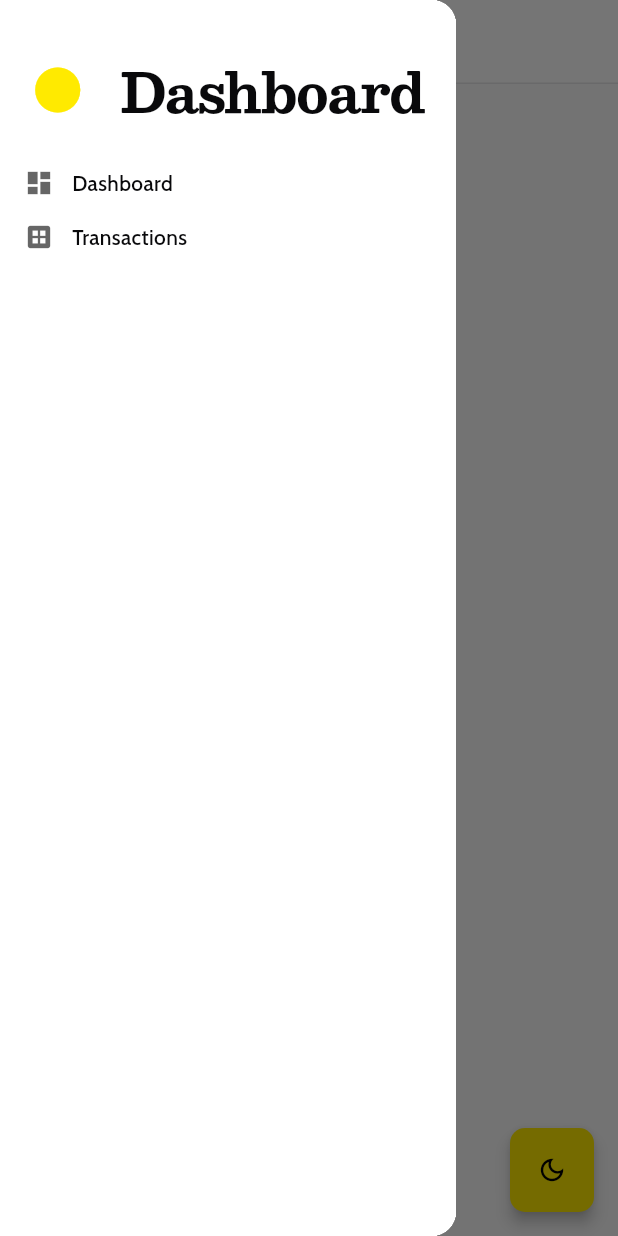
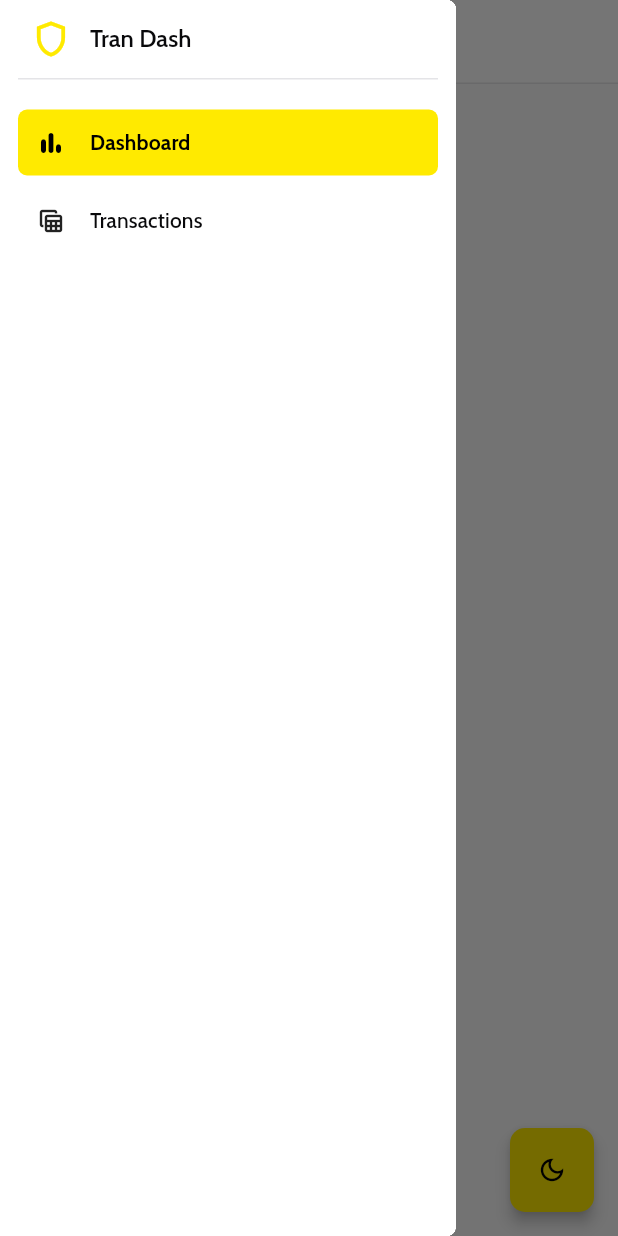
Before and after one commit to Shivakumar-Guhesh/transactions-dashboard, a Flutter app: the screen it shows after launch, with the side drawer open, on a phone screen of 412 x 824 dp. Run offline on Flutter 3.47's test engine with Material 3 defaults, Android fonts, the phone set to English and light mode, and no system bars; our stand-ins replace flutter_riverpod.

Commit message:
Collapsible Sidebar. Closes #26

```diff
--- /dev/null
+++ b/frontend/lib/constants/app_routes.dart
@@ -0,0 +1,11 @@
+import 'package:flutter/material.dart';
+
+enum AppRoute {
+  dashboard('Dashboard', Icons.bar_chart_rounded),
+  transactions('Transactions', Icons.table_view_outlined);
+
+  final String label;
+  final IconData icon;
+
+  const AppRoute(this.label, this.icon);
+}
--- a/frontend/lib/main.dart
+++ b/frontend/lib/main.dart
@@ -2,7 +2,7 @@ import 'package:flutter/material.dart';
 import 'package:flutter_riverpod/flutter_riverpod.dart';
 
 import 'providers/theme_provider.dart';
-import 'screens/dashboard_screen.dart';
+import 'screens/dashboard/dashboard_screen.dart';
 import 'shared/widgets/keyboard_shortcut_wrapper.dart';
 import 'theme/app_theme.dart';
 
@@ -16,7 +16,7 @@ class MyApp extends ConsumerWidget {
   Widget build(BuildContext context, WidgetRef ref) {
     return MaterialApp(
       debugShowCheckedModeBanner: false,
-      title: 'Flutter Demo',
+      title: 'Transaction Dashboard',
       themeMode: ref.watch(themeProvider),
       darkTheme: AppTheme.build(Brightness.dark),
       theme: AppTheme.build(Brightness.light),
--- /dev/null
+++ b/frontend/lib/providers/sidebar_provider.dart
@@ -0,0 +1,29 @@
+import 'package:flutter_riverpod/flutter_riverpod.dart';
+import '../constants/app_routes.dart';
+
+class SidebarExpandedNotifier extends Notifier<bool> {
+  @override
+  bool build() {
+    return true;
+  }
+
+  void toggleSideBar() {
+    state = !state;
+  }
+}
+
+final isSidebarExpandedProvider =
+    NotifierProvider<SidebarExpandedNotifier, bool>(
+      SidebarExpandedNotifier.new,
+    );
+
+class SelectedRouteNotifier extends Notifier<AppRoute> {
+  @override
+  AppRoute build() => AppRoute.dashboard;
+
+  void setRoute(AppRoute route) => state = route;
+}
+
+final selectedRouteProvider = NotifierProvider<SelectedRouteNotifier, AppRoute>(
+  SelectedRouteNotifier.new,
+);
--- /dev/null
+++ b/frontend/lib/screens/dashboard/dashboard_screen.dart
@@ -0,0 +1,53 @@
+import 'package:flutter/material.dart';
+import 'package:flutter_riverpod/flutter_riverpod.dart';
+
+import '../../providers/sidebar_provider.dart';
+import '../../theme/app_sizes.dart';
+import '../dashboard/desktop_layout.dart';
+import '../dashboard/mobile_layout.dart';
+import '../../shared/responsive.dart';
+import '../../providers/theme_provider.dart';
+import '../../shared/widgets/responsive_wrapper.dart';
+import 'widgets/side_bar.dart';
+
+class DashboardScreen extends ConsumerWidget {
+  const DashboardScreen({super.key});
+
+  @override
+  Widget build(BuildContext context, WidgetRef ref) {
+    final selectedRoute = ref.watch(selectedRouteProvider);
+    return Scaffold(
+      appBar: context.isMobile
+          ? AppBar(
+              title: Text(selectedRoute.label),
+              elevation: AppSizes.elevationMin,
+            )
+          : null,
+      drawer: context.isMobile
+          ? const Drawer(
+              shape: RoundedRectangleBorder(
+                borderRadius: BorderRadius.only(
+                  topRight: Radius.circular(AppSizes.radiusSmall),
+                  bottomRight: Radius.circular(AppSizes.radiusSmall),
+                ),
+              ),
+              child: SideBar(showBorder: false),
+            )
+          : null,
+      body: SelectionArea(
+        child: ResponsiveWrapper(
+          mobile: const MobileLayout(),
+          desktop: const DesktopLayout(),
+        ),
+      ),
+      floatingActionButton: FloatingActionButton(
+        onPressed: () => ref.read(themeProvider.notifier).toggleTheme(),
+        child: Icon(
+          Theme.of(context).brightness == Brightness.dark
+              ? Icons.light_mode_outlined
+              : Icons.dark_mode_outlined,
+        ),
+      ),
+    );
+  }
+}
--- /dev/null
+++ b/frontend/lib/screens/dashboard/desktop_layout.dart
@@ -0,0 +1,35 @@
+import 'package:flutter/material.dart';
+import 'package:flutter_riverpod/flutter_riverpod.dart';
+
+import '../../providers/sidebar_provider.dart';
+import '../../theme/app_animations.dart';
+import '../../theme/app_sizes.dart';
+import 'widgets/main_content_area.dart';
+import 'widgets/side_bar.dart';
+
+class DesktopLayout extends ConsumerWidget {
+  const DesktopLayout({super.key});
+
+  @override
+  Widget build(BuildContext context, WidgetRef ref) {
+    final isExpanded = ref.watch(isSidebarExpandedProvider);
+
+    final screenWidth = MediaQuery.of(context).size.width;
+
+    final double expandedWidth = (screenWidth * AppSizes.sideBarWidthFactor)
+        .clamp(AppSizes.minSideBarWidth, AppSizes.maxSideBarWidth);
+    const double collapsedWidth = AppSizes.collapsedSideBarWidth;
+
+    return Row(
+      children: [
+        AnimatedContainer(
+          duration: AppAnimations.durationMedium,
+          curve: AppAnimations.fastOutSlowIn,
+          width: isExpanded ? expandedWidth : collapsedWidth,
+          child: const SideBar(),
+        ),
+        const Expanded(child: MainContentArea()),
+      ],
+    );
+  }
+}
--- /dev/null
+++ b/frontend/lib/screens/dashboard/widgets/nav_tile.dart
@@ -0,0 +1,71 @@
+import 'package:flutter/material.dart';
+import 'package:flutter_riverpod/flutter_riverpod.dart';
+
+import '../../../constants/app_routes.dart';
+import '../../../providers/sidebar_provider.dart';
+import '../../../theme/app_animations.dart';
+import '../../../theme/app_sizes.dart';
+
+class NavTile extends ConsumerWidget {
+  final AppRoute route;
+  final bool isExpanded;
+
+  const NavTile({super.key, required this.route, required this.isExpanded});
+
+  @override
+  Widget build(BuildContext context, WidgetRef ref) {
+    final selectedRoute = ref.watch(selectedRouteProvider);
+    final bool isActive = selectedRoute == route;
+    final theme = Theme.of(context);
+
+    return Padding(
+      padding: const EdgeInsets.symmetric(vertical: AppSizes.spaceXXSmall),
+      child: InkWell(
+        onTap: () {
+          ref.read(selectedRouteProvider.notifier).setRoute(route);
+          if (Scaffold.of(context).isDrawerOpen) {
+            Navigator.of(context).pop();
+          }
+        },
+        borderRadius: BorderRadius.circular(AppSizes.radiusSmall),
+        child: AnimatedContainer(
+          duration: AppAnimations.durationMedium,
+          padding: const EdgeInsets.symmetric(
+            vertical: AppSizes.spaceSmall,
+            horizontal: AppSizes.spaceSmall,
+          ),
+          decoration: BoxDecoration(
+            color: isActive ? theme.colorScheme.primary : Colors.transparent,
+            borderRadius: BorderRadius.circular(AppSizes.radiusSmall),
+          ),
+          child: Row(
+            mainAxisAlignment: isExpanded
+                ? MainAxisAlignment.start
+                : MainAxisAlignment.center,
+            children: [
+              Icon(
+                route.icon,
+                size: AppSizes.iconMedium,
+                color: isActive ? theme.colorScheme.onPrimary : null,
+              ),
+              if (isExpanded) ...[
+                const SizedBox(width: AppSizes.spaceMedium),
+                Expanded(
+                  child: Text(
+                    route.label,
+                    maxLines: 1,
+                    overflow: TextOverflow.ellipsis,
+                    style: theme.textTheme.titleSmall?.copyWith(
+                      color: isActive ? theme.colorScheme.onPrimary : null,
+                      fontWeight: isActive ? FontWeight.bold : null,
+                    ),
+                  ),
+                ),
+              ],
+            ],
+          ),
+        ),
+      ),
+    );
+  }
+}
--- /dev/null
+++ b/frontend/lib/screens/dashboard/widgets/side_bar.dart
@@ -0,0 +1,103 @@
+import 'package:flutter/material.dart';
+import 'package:flutter_riverpod/flutter_riverpod.dart';
+
+import '../../../constants/app_routes.dart';
+import '../../../providers/sidebar_provider.dart';
+import '../../../theme/app_sizes.dart';
+import '../../../shared/responsive.dart';
+
+import 'nav_tile.dart';
+
+class SideBar extends ConsumerWidget {
+  final bool showBorder;
+  const SideBar({super.key, this.showBorder = true});
+
+  @override
+  Widget build(BuildContext context, WidgetRef ref) {
+    final isExpanded = context.isMobile
+        ? true
+        : ref.watch(isSidebarExpandedProvider);
+    final theme = Theme.of(context);
+
+    return Container(
+      width: double.infinity,
+      padding: const EdgeInsets.symmetric(horizontal: AppSizes.spaceSmall),
+      decoration: BoxDecoration(
+        color: theme.colorScheme.surface,
+        border: showBorder && !context.isMobile
+            ? Border(right: BorderSide(color: theme.colorScheme.outline))
+            : null,
+      ),
+      child: SafeArea(
+        child: Column(
+          children: [
+            _buildHeader(context, ref, isExpanded, theme),
+            Divider(
+              height: AppSizes.spaceXXXSmall,
+              thickness: AppSizes.borderSmall,
+              color: theme.colorScheme.outline,
+            ),
+            const SizedBox(height: AppSizes.spaceMedium),
+
+            ...AppRoute.values.map(
+              (route) => NavTile(route: route, isExpanded: isExpanded),
+            ),
+          ],
+        ),
+      ),
+    );
+  }
+
+  Widget _buildHeader(
+    BuildContext context,
+    WidgetRef ref,
+    bool isExpanded,
+    ThemeData theme,
+  ) {
+    return Padding(
+      padding: const EdgeInsets.symmetric(vertical: AppSizes.spaceSmall),
+      child: isExpanded
+          ? Row(
+              mainAxisAlignment: MainAxisAlignment.spaceBetween,
+              children: [
+                Row(
+                  children: [
+                    const SizedBox(width: AppSizes.spaceXSmall),
+                    Icon(
+                      Icons.shield_outlined,
+                      color: theme.colorScheme.primary,
+                      size: AppSizes.iconLarge,
+                    ),
+                    const SizedBox(width: AppSizes.spaceSmall),
+                    Text("Tran Dash", style: theme.textTheme.headlineSmall),
+                  ],
+                ),
+                if (!context.isMobile)
+                  IconButton(
+                    onPressed: () => ref
+                        .read(isSidebarExpandedProvider.notifier)
+                        .toggleSideBar(),
+                    icon: const Icon(Icons.menu),
+                  ),
+              ],
+            )
+          : Column(
+              children: [
+                Icon(
+                  Icons.shield_outlined,
+                  color: theme.colorScheme.primary,
+                  size: AppSizes.iconLarge,
+                ),
+                const SizedBox(height: AppSizes.spaceSmall),
+                if (!context.isMobile)
+                  IconButton(
+                    onPressed: () => ref
+                        .read(isSidebarExpandedProvider.notifier)
+                        .toggleSideBar(),
+                    icon: const Icon(Icons.menu_outlined),
+                  ),
+              ],
+            ),
+    );
+  }
+}
--- a/frontend/lib/screens/dashboard_screen.dart
+++ /dev/null
@@ -1,39 +0,0 @@
-import 'package:flutter/material.dart';
-import 'package:flutter_riverpod/flutter_riverpod.dart';
-
-import '../screens/desktop_layout.dart';
-import '../screens/mobile_layout.dart';
-import '../shared/responsive.dart';
-import '../providers/theme_provider.dart';
-import '../shared/widgets/responsive_wrapper.dart';
-import 'widgets/side_bar.dart';
-
-class DashboardScreen extends ConsumerWidget {
-  const DashboardScreen({super.key});
-
-  @override
-  Widget build(BuildContext context, WidgetRef ref) {
-    return Scaffold(
-      appBar: context.isDesktop
-          ? null
-          : AppBar(title: const Text('Dashboard'), elevation: 0),
-      drawer: context.isDesktop
-          ? null
-          : const Drawer(child: SideBar(showBorder: false)),
-      body: SelectionArea(
-        child: ResponsiveWrapper(
-          mobile: const MobileLayout(),
-          desktop: const DesktopLayout(),
-        ),
-      ),
-      floatingActionButton: FloatingActionButton(
-        onPressed: () => ref.read(themeProvider.notifier).toggleTheme(),
-        child: Icon(
-          Theme.of(context).brightness == Brightness.dark
-              ? Icons.light_mode_outlined
-              : Icons.dark_mode_outlined,
-        ),
-      ),
-    );
-  }
-}
--- a/frontend/lib/screens/desktop_layout.dart
+++ /dev/null
@@ -1,24 +0,0 @@
-import 'package:flutter/material.dart';
-
-import 'widgets/main_content_area.dart';
-import 'widgets/side_bar.dart';
-
-class DesktopLayout extends StatelessWidget {
-  const DesktopLayout({super.key});
-
-  @override
-  Widget build(BuildContext context) {
-    return Row(
-      children: [
-        Flexible(
-          flex: 2,
-          child: Container(
-            constraints: const BoxConstraints(maxWidth: 300),
-            child: SideBar(),
-          ),
-        ),
-        Expanded(flex: 10, child: MainContentArea()),
-      ],
-    );
-  }
-}
--- a/frontend/lib/screens/widgets/side_bar.dart
+++ /dev/null
@@ -1,71 +0,0 @@
-import 'package:flutter/material.dart';
-
-import '../../theme/app_sizes.dart';
-
-class SideBar extends StatelessWidget {
-  final bool showBorder;
-  const SideBar({super.key, this.showBorder = true});
-
-  @override
-  Widget build(BuildContext context) {
-    return Container(
-      padding: const EdgeInsets.all(AppSizes.spaceMedium),
-      decoration: BoxDecoration(
-        color: Theme.of(context).colorScheme.surface,
-        border: showBorder
-            ? Border(
-                right: BorderSide(
-                  color: Theme.of(context).dividerColor,
-                  width: 1,
-                ),
-              )
-            : null,
-      ),
-      child: Column(
-        crossAxisAlignment: CrossAxisAlignment.start,
-        children: [
-          Padding(
-            padding: EdgeInsets.symmetric(vertical: AppSizes.spaceLarge),
-            child: Row(
-              mainAxisAlignment: MainAxisAlignment.center,
-              children: [
-                Icon(
-                  Icons.circle_sharp,
-                  size: AppSizes.fontXXLarge,
-                  color: Theme.of(context).colorScheme.primary,
-                ),
-                SizedBox(width: AppSizes.spaceLarge),
-                Text(
-                  "Dashboard",
-                  style: Theme.of(context).textTheme.displayLarge,
-                ),
-              ],
-            ),
-          ),
-          _SidebarItem(icon: Icons.dashboard, label: 'Dashboard'),
-          _SidebarItem(icon: Icons.dataset, label: 'Transactions'),
-        ],
-      ),
-    );
-  }
-}
-
-class _SidebarItem extends StatelessWidget {
-  final IconData icon;
-  final String label;
-  const _SidebarItem({required this.icon, required this.label});
-
-  @override
-  Widget build(BuildContext context) {
-    return Padding(
-      padding: const EdgeInsets.symmetric(vertical: 8.0),
-      child: Row(
-        children: [
-          Icon(icon, size: 20, color: Theme.of(context).hintColor),
-          const SizedBox(width: 12),
-          Text(label, style: const TextStyle(fontWeight: FontWeight.w500)),
-        ],
-      ),
-    );
-  }
-}
--- a/frontend/lib/theme/app_animations.dart
+++ b/frontend/lib/theme/app_animations.dart
@@ -6,9 +6,8 @@ class AppAnimations {
   static const Duration durationMedium = Duration(milliseconds: 250);
   static const Duration durationSlow = Duration(milliseconds: 400);
 
-  // --- Premium Curves ---
-  // easeOutExpo feels more "web-premium" than standard ease
   static const Curve curveMain = Curves.easeOutExpo;
 
+  static const Curve fastOutSlowIn = Curves.fastOutSlowIn;
   static const Curve curveSpring = Cubic(0.175, 0.885, 0.32, 1.1);
 }
--- a/frontend/lib/theme/app_sizes.dart
+++ b/frontend/lib/theme/app_sizes.dart
@@ -6,6 +6,7 @@ class AppSizes {
   static const double tabletBreakpoint = 1024.0;
 
   // --- Spacing & Padding ---
+  static const double spaceXXXSmall = 1.0;
   static const double spaceXXSmall = 4.0;
   static const double spaceXSmall = 8.0;
   static const double spaceSmall = 12.0;
@@ -29,6 +30,11 @@ class AppSizes {
   static const double inputHeight = 44.0;
   static const double cardElevation = 0.0;
   static const double fabSizeLarge = 96.0;
+
+  static const double maxSideBarWidth = 350.0;
+  static const double minSideBarWidth = 200.0;
+  static const double collapsedSideBarWidth = 85.0;
+  static const double sideBarWidthFactor = 0.15;
 
   // --- Borders & Strokes ---
   static const double borderSmall = 1.0;
```
Also changed, not shown: frontend/lib/screens/dashboard/mobile_layout.dart (renamed from frontend/lib/screens/mobile_layout.dart), frontend/lib/screens/dashboard/widgets/main_content_area.dart (renamed from frontend/lib/screens/widgets/main_content_area.dart).
